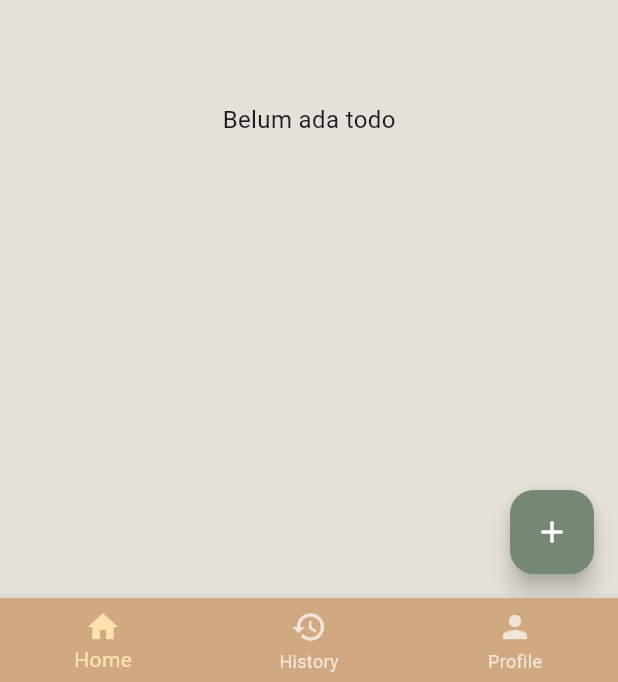
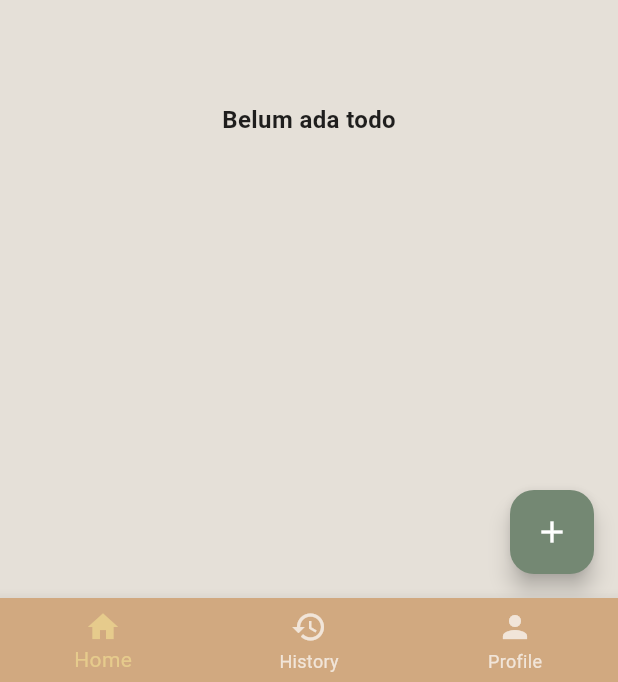
Before and after one commit to BanyuBening1/to_do_list_app, a Flutter app: the DashboardPage screen opened by its route, on a phone screen of 412 x 824 dp. Shown: the part 551-1233 px from the top of the screen. Run offline on Flutter 3.47's test engine with Material 3 defaults, Android fonts, the phone set to English and light mode, and no system bars; our stand-ins replace get.

```diff
--- a/lib/pages/dashboard_page.dart
+++ b/lib/pages/dashboard_page.dart
@@ -9,9 +9,7 @@ import 'package:to_do_list_app/pages/profile_page.dart';
 class DashboardPage extends StatelessWidget {
   DashboardPage({super.key});
 
-
   final DashboardController controller = Get.find<DashboardController>();
-
 
   final List<Widget> pages = [HomePage(), HistoryPage(), ProfilePage()];
 
@@ -21,28 +19,21 @@ class DashboardPage extends StatelessWidget {
       () => Scaffold(
         body: pages[controller.selectedIndex.value],
 
-
         bottomNavigationBar: BottomNavigationBar(
           currentIndex: controller.selectedIndex.value,
           onTap: controller.changeTabIndex,
-          backgroundColor:AppColors.secondary,
-          selectedItemColor: const Color(0xFFFEE2AD),
+          backgroundColor: AppColors.secondary,
+          selectedItemColor: const Color(0xFFE6CB8C), // versi lebih gelap
           unselectedItemColor: Colors.white.withOpacity(0.7),
           type: BottomNavigationBarType.fixed,
           elevation: 8,
           items: const [
-            BottomNavigationBarItem(
-              icon: Icon(Icons.home),
-              label: "Home",
-            ),
+            BottomNavigationBarItem(icon: Icon(Icons.home), label: "Home"),
             BottomNavigationBarItem(
               icon: Icon(Icons.history),
               label: "History",
             ),
-            BottomNavigationBarItem(
-              icon: Icon(Icons.person),
-              label: "Profile",
-            ),
+            BottomNavigationBarItem(icon: Icon(Icons.person), label: "Profile"),
           ],
         ),
       ),
--- a/lib/pages/history_page.dart
+++ b/lib/pages/history_page.dart
@@ -87,14 +87,14 @@ class HistoryPage extends StatelessWidget {
                       Container(
                         padding: const EdgeInsets.symmetric(horizontal: 10, vertical: 6),
                         decoration: BoxDecoration(
-                          color: priorityColor.withOpacity(0.2),
+                          color: priorityColor.withOpacity(0.6),
                           borderRadius: BorderRadius.circular(12),
                         ),
                         child: Text(
                           todo['prioritas'],
                           style: const TextStyle(
                             fontWeight: FontWeight.bold,
-                            color: AppColors.primary,
+                            color: Colors.black87,
                             fontSize: 12,
                           ),
                         ),
--- a/lib/pages/home_page.dart
+++ b/lib/pages/home_page.dart
@@ -3,14 +3,13 @@ import 'package:get/get.dart';
 import 'package:to_do_list_app/components/app_color.dart';
 import 'package:to_do_list_app/controllers/home_controller.dart';
 import 'package:to_do_list_app/routes/routes.dart';
-import 'package:intl/intl.dart';
+
 
 class HomePage extends StatelessWidget {
   final HomeController controller = Get.find<HomeController>();
 
   HomePage({super.key});
 
-  final DateFormat dateFormat = DateFormat('dd-MM-yyyy');
 
   @override
   Widget build(BuildContext context) {
@@ -65,7 +64,11 @@ class HomePage extends StatelessWidget {
                   return const Center(
                     child: Text(
                       "Belum ada todo",
-                      style: TextStyle(fontSize: 16),
+                      style: TextStyle(
+                        fontSize: 16,
+                        fontWeight: FontWeight.bold,
+                        color: AppColors.textDark,
+                      ),
                     ),
                   );
                 }
@@ -134,7 +137,7 @@ class HomePage extends StatelessWidget {
                                 if (todo['dueDate'] != null &&
                                     todo['dueDate'] is DateTime)
                                   Text(
-                                    "Due: ${controller.dateFormat.format(todo['dueDate'])}", // ✅ pakai dari controller
+                                    "Due: ${controller.dateFormat.format(todo['dueDate'])}",
                                     style: const TextStyle(
                                       fontSize: 12,
                                       color: Colors.redAccent,
--- a/lib/pages/profile_page.dart
+++ b/lib/pages/profile_page.dart
@@ -54,7 +54,7 @@ class ProfilePage extends StatelessWidget {
                     borderRadius: BorderRadius.circular(12)),
                 child: const ProfileItem(
                   icon: Icons.location_on,
-                  text: "Jakarta, Indonesia",
+                  text: "Kudus, Indonesia",
                 ),
               ),
               Card(
@@ -63,7 +63,7 @@ class ProfilePage extends StatelessWidget {
                     borderRadius: BorderRadius.circular(12)),
                 child: const ProfileItem(
                   icon: Icons.work,
-                  text: "Flutter Developer",
+                  text: "Pelajar",
                 ),
               ),
               const SizedBox(height: 25),
```
Also changed, not shown: lib/pages/login_page.dart (+22 -11 lines).
